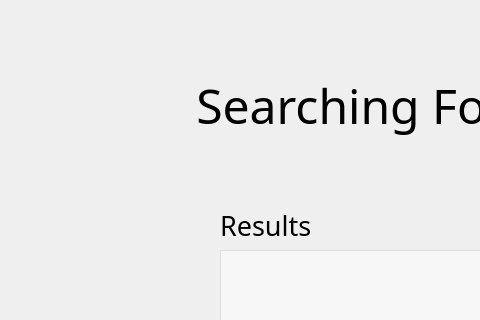
Old version of the form ui_files/page3.ui in the repository Saark07/Final-Project; both pictures show x 0 to 480 and y 0 to 320 of the 1100 by 750 pixel window.
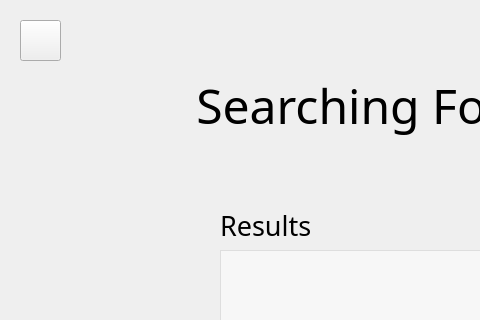
New version of the form.

Patch:
```diff
--- a/ui_files/page3.ui
+++ b/ui_files/page3.ui
@@ -212,6 +212,19 @@
      <string>©️Evgeny Vexler &amp; Saar Keshet</string>
     </property>
    </widget>
+   <widget class="QPushButton" name="homeButtonPage3">
+    <property name="geometry">
+     <rect>
+      <x>20</x>
+      <y>20</y>
+      <width>41</width>
+      <height>41</height>
+     </rect>
+    </property>
+    <property name="text">
+     <string/>
+    </property>
+   </widget>
    <zorder>backgroundLabel</zorder>
    <zorder>exitButtonPage2</zorder>
    <zorder>searchButtonPage2</zorder>
```
Left out of the diff: 1 changed line with no effect on the pictures.
